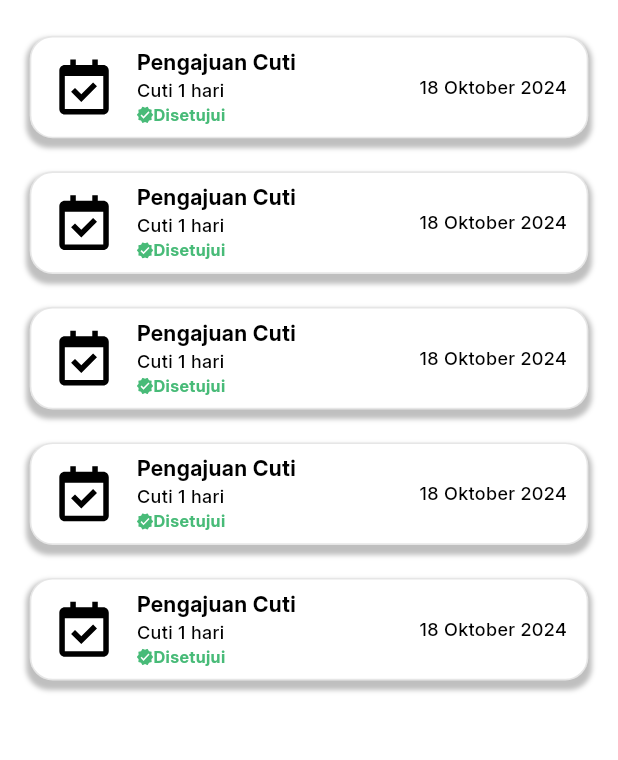
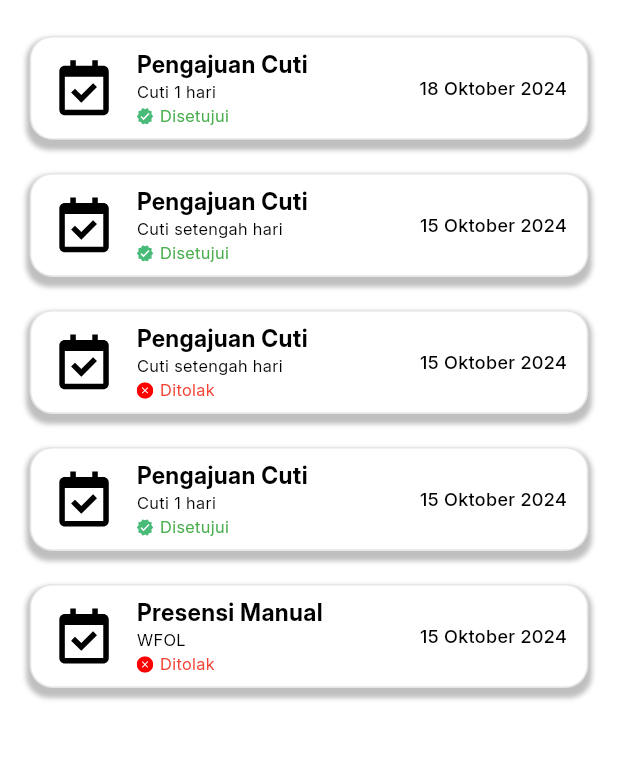
Before and after one commit to rennn9/MBPS-KP, a Flutter app: the RiwayatScreen screen opened by its route, on a phone screen of 412 x 824 dp, the part 129-889 px from its top. Run offline on Flutter 3.47's test engine with Material 3 defaults, Android fonts, the phone set to English and light mode, and no system bars; our stand-ins replace cached_network_image, connectivity_plus, flutter_svg, flutter_time_picker_spinner, smooth_page_indicator, timelines_plus; project files that could hold a hidden picture were left out.

Commit message:
memperbaiki tampilan pada riwayat

```diff
--- a/lib/presentation/riwayat_screen/riwayat_screen.dart
+++ b/lib/presentation/riwayat_screen/riwayat_screen.dart
@@ -23,6 +23,46 @@ class RiwayatItem {
 
 class RiwayatScreen extends StatelessWidget {
   RiwayatScreen({Key? key}) : super(key: key);
+
+  final List<RiwayatItem> riwayatItems = [
+    RiwayatItem(
+      title: "Pengajuan Cuti",
+      description: "Cuti 1 hari",
+      status: "Disetujui",
+      date: "18 Oktober 2024",
+      route: AppRoutes.detailRiwayatPegawaiScreen,
+    ),
+    RiwayatItem(
+      title: "Pengajuan Cuti",
+      description: "Cuti setengah hari",
+      status: "Disetujui",
+      date: "15 Oktober 2024",
+      route: AppRoutes.detailRiwayatPegawaiOneScreen,
+    ),
+    RiwayatItem(
+      title: "Pengajuan Cuti",
+      description: "Cuti setengah hari",
+      status: "Ditolak",
+      date: "15 Oktober 2024",
+      route: AppRoutes.detailRiwayatPegawaiTwoScreen,
+    ),
+    RiwayatItem(
+      title: "Pengajuan Cuti",
+      description: "Cuti 1 hari",
+      status: "Disetujui",
+      date: "15 Oktober 2024",
+      route: AppRoutes.detailRiwayatPegawaiThreeScreen,
+    ),
+    RiwayatItem(
+      title: "Presensi Manual",
+      description: "WFOL",
+      status: "Ditolak",
+      date: "15 Oktober 2024",
+      route: AppRoutes.detailRiwayatPegawaiFourScreen,
+    ),
+    // Tambahkan item lain sesuai kebutuhan
+  ];
+
 
   @override
   Widget build(BuildContext context) {
@@ -64,46 +104,6 @@ class RiwayatScreen extends StatelessWidget {
     );
   }
 
-  final List<RiwayatItem> riwayatItems = [
-    RiwayatItem(
-      title: "Pengajuan Cuti",
-      description: "Cuti 1 hari",
-      status: "Disetujui",
-      date: "18 Oktober 2024",
-      route: AppRoutes.detailRiwayatPegawaiScreen,
-    ),
-    RiwayatItem(
-      title: "Pengajuan Cuti Setengah Hari",
-      description: "Cuti setengah hari",
-      status: "Ditolak",
-      date: "15 Oktober 2024",
-      route: AppRoutes.detailRiwayatPegawaiOneScreen,
-    ),
-    RiwayatItem(
-      title: "Pengajuan Cuti Setengah Hari",
-      description: "Cuti setengah hari",
-      status: "Ditolak",
-      date: "15 Oktober 2024",
-      route: AppRoutes.detailRiwayatPegawaiTwoScreen,
-    ),
-    RiwayatItem(
-      title: "Pengajuan Cuti 1 Hari",
-      description: "Cuti 1 hari",
-      status: "Disetujui",
-      date: "15 Oktober 2024",
-      route: AppRoutes.detailRiwayatPegawaiThreeScreen,
-    ),
-    RiwayatItem(
-      title: "Presensi Manual",
-      description: "WFOL",
-      status: "Ditolak",
-      date: "15 Oktober 2024",
-      route: AppRoutes.detailRiwayatPegawaiFourScreen,
-    ),
-    // Tambahkan item lain sesuai kebutuhan
-  ];
-
-
   /// Section Widget
   Widget _buildRiwayatone(BuildContext context) {
     return Expanded(
@@ -140,6 +140,6 @@ class RiwayatScreen extends StatelessWidget {
 
   /// Navigates to the detailRiwayatPegawaiThreeScreen when the action is triggered.
   onTapRow18oktober(BuildContext context) {
-    Navigator.pushNamed(context, AppRoutes.detailRiwayatPegawaiThreeScreen);
+    Navigator.pushNamed(context, AppRoutes.riwayatScreen);
   }
 }
--- a/lib/presentation/riwayat_screen/widgets/riwayat_one_item_widget.dart
+++ b/lib/presentation/riwayat_screen/widgets/riwayat_one_item_widget.dart
@@ -62,25 +62,38 @@ class RiwayatOneItemWidget extends StatelessWidget {
                 crossAxisAlignment: CrossAxisAlignment.start,
                 children: [
                   Text(
-                    "Pengajuan Cuti",
-                    style: CustomTextStyles.labelLargeErrorContainerBold_1,
+                    title,
+                    style: TextStyle(
+                      color: Colors.black,
+                      fontSize: 14.h,
+                      fontWeight: FontWeight.bold,
+                    ),
                   ),
                   Text(
-                    "Cuti 1 hari",
-                    style: theme.textTheme.labelMedium,
+                    description,
+                    style: TextStyle(
+                      fontSize: 10.h,
+                      color: Colors.black
+                    ),
                   ),
                   SizedBox(
                     width: double.maxFinite,
                     child: Row(
                       children: [
                         CustomImageView(
-                          imagePath: ImageConstant.imgCheckmark,
+                          imagePath: status == "Disetujui"
+                            ? ImageConstant.imgCheckmark
+                            : ImageConstant.imgCrossCircle,
                           height: 10.h,
                           width: 10.h,
                         ),
+                        SizedBox(width: 4.h),
                         Text(
-                          "Disetujui",
-                          style: CustomTextStyles.labelMediumOnError,
+                          status,
+                          style: TextStyle(
+                            color: status == "Disetujui" ? Colors.green : Colors.red,
+                            fontSize: 10.h
+                          )
                         ),
                       ],
                     ),
@@ -91,8 +104,9 @@ class RiwayatOneItemWidget extends StatelessWidget {
             SizedBox(width: 12.h),
             Align(
               alignment: Alignment.topCenter,
-              child: Text(
-                "18 Oktober 2024",
+              child:
+              Text(
+                date,
                 style: theme.textTheme.labelMedium,
               ),
             ),
```
